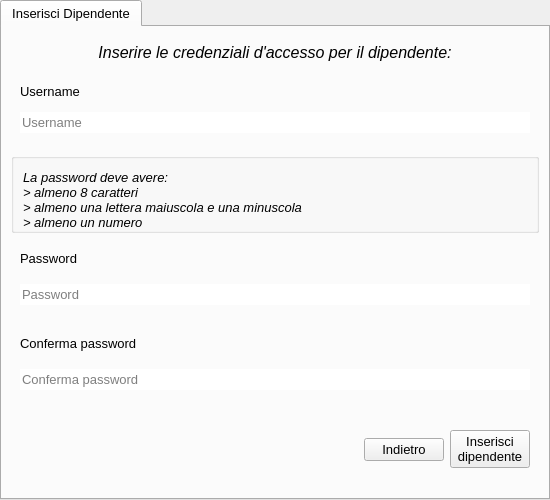
Before: the Qt Designer form ui/Titolare/inserisciDipendente2.ui in mdoraz/Hotel, drawn with Qt 5.
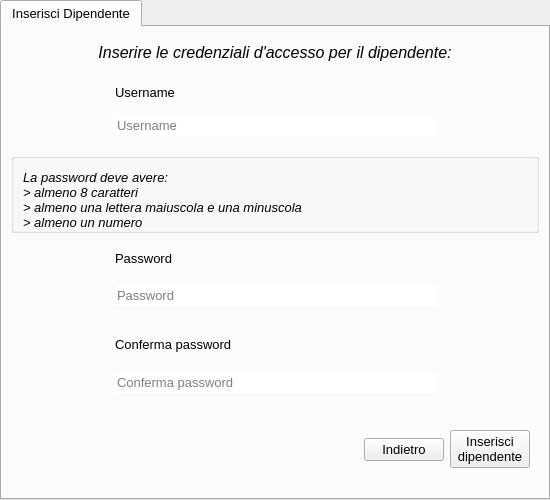
After: the same form once the commit is applied.

Commit message: InserisciDipendenteUI stabile

Patch:
```diff
--- a/ui/Titolare/inserisciDipendente2.ui
+++ b/ui/Titolare/inserisciDipendente2.ui
@@ -64,25 +64,18 @@
         <verstretch>0</verstretch>
        </sizepolicy>
       </property>
-      <layout class="QVBoxLayout" name="verticalLayout_2">
+      <layout class="QGridLayout" name="gridLayout_3">
        <property name="bottomMargin">
         <number>5</number>
        </property>
-       <item>
-        <widget class="QLabel" name="labelUsername">
-         <property name="sizePolicy">
-          <sizepolicy hsizetype="Preferred" vsizetype="Fixed">
-           <horstretch>0</horstretch>
-           <verstretch>0</verstretch>
-          </sizepolicy>
-         </property>
-         <property name="text">
-          <string>Username</string>
-         </property>
-        </widget>
-       </item>
-       <item>
+       <item row="1" column="1">
         <widget class="QLineEdit" name="lineEditUsername">
+         <property name="minimumSize">
+          <size>
+           <width>320</width>
+           <height>0</height>
+          </size>
+         </property>
          <property name="frame">
           <bool>false</bool>
          </property>
@@ -91,6 +84,45 @@
          </property>
         </widget>
        </item>
+       <item row="0" column="1">
+        <widget class="QLabel" name="labelUsername">
+         <property name="sizePolicy">
+          <sizepolicy hsizetype="Preferred" vsizetype="Fixed">
+           <horstretch>0</horstretch>
+           <verstretch>0</verstretch>
+          </sizepolicy>
+         </property>
+         <property name="text">
+          <string>Username</string>
+         </property>
+        </widget>
+       </item>
+       <item row="0" column="0">
+        <spacer name="horizontalSpacer_5">
+         <property name="orientation">
+          <enum>Qt::Horizontal</enum>
+         </property>
+         <property name="sizeHint" stdset="0">
+          <size>
+           <width>40</width>
+           <height>20</height>
+          </size>
+         </property>
+        </spacer>
+       </item>
+       <item row="0" column="2">
+        <spacer name="horizontalSpacer_6">
+         <property name="orientation">
+          <enum>Qt::Horizontal</enum>
+         </property>
+         <property name="sizeHint" stdset="0">
+          <size>
+           <width>40</width>
+           <height>20</height>
+          </size>
+         </property>
+        </spacer>
+       </item>
       </layout>
      </widget>
     </item>
@@ -143,14 +175,14 @@
         <verstretch>0</verstretch>
        </sizepolicy>
       </property>
-      <layout class="QVBoxLayout" name="verticalLayout_5">
+      <layout class="QGridLayout" name="gridLayout">
        <property name="topMargin">
         <number>0</number>
        </property>
        <property name="bottomMargin">
         <number>0</number>
        </property>
-       <item>
+       <item row="0" column="1">
         <widget class="QLabel" name="labelPassword">
          <property name="sizePolicy">
           <sizepolicy hsizetype="Preferred" vsizetype="Fixed">
@@ -163,8 +195,14 @@
          </property>
         </widget>
        </item>
-       <item>
+       <item row="1" column="1">
         <widget class="QLineEdit" name="lineEditPassword">
+         <property name="minimumSize">
+          <size>
+           <width>320</width>
+           <height>0</height>
+          </size>
+         </property>
          <property name="frame">
           <bool>false</bool>
          </property>
@@ -174,8 +212,40 @@
          <property name="placeholderText">
           <string>Password</string>
          </property>
+         <property name="clearButtonEnabled">
+          <bool>false</bool>
+         </property>
         </widget>
        </item>
+       <item row="0" column="0">
+        <spacer name="horizontalSpacer">
+         <property name="orientation">
+          <enum>Qt::Horizontal</enum>
+         </property>
+         <property name="sizeType">
+          <enum>QSizePolicy::Expanding</enum>
+         </property>
+         <property name="sizeHint" stdset="0">
+          <size>
+           <width>40</width>
+           <height>20</height>
+          </size>
+         </property>
+        </spacer>
+       </item>
+       <item row="0" column="2">
+        <spacer name="horizontalSpacer_2">
+         <property name="orientation">
+          <enum>Qt::Horizontal</enum>
+         </property>
+         <property name="sizeHint" stdset="0">
+          <size>
+           <width>40</width>
+           <height>20</height>
+          </size>
+         </property>
+        </spacer>
+       </item>
       </layout>
      </widget>
     </item>
@@ -187,14 +257,14 @@
         <verstretch>0</verstretch>
        </sizepolicy>
       </property>
-      <layout class="QVBoxLayout" name="verticalLayout_4">
+      <layout class="QGridLayout" name="gridLayout_2">
        <property name="topMargin">
         <number>0</number>
        </property>
        <property name="bottomMargin">
         <number>0</number>
        </property>
-       <item>
+       <item row="0" column="1">
         <widget class="QLabel" name="labelConfermaPassword">
          <property name="sizePolicy">
           <sizepolicy hsizetype="Preferred" vsizetype="Fixed">
@@ -207,8 +277,27 @@
          </property>
         </widget>
        </item>
-       <item>
+       <item row="0" column="0">
+        <spacer name="horizontalSpacer_3">
+         <property name="orientation">
+          <enum>Qt::Horizontal</enum>
+         </property>
+         <property name="sizeHint" stdset="0">
+          <size>
+           <width>40</width>
+           <height>20</height>
+          </size>
+         </property>
+        </spacer>
+       </item>
+       <item row="1" column="1">
         <widget class="QLineEdit" name="lineEditConfermaPassword">
+         <property name="minimumSize">
+          <size>
+           <width>320</width>
+           <height>0</height>
+          </size>
+         </property>
          <property name="frame">
           <bool>false</bool>
          </property>
@@ -220,6 +309,19 @@
          </property>
         </widget>
        </item>
+       <item row="0" column="2">
+        <spacer name="horizontalSpacer_4">
+         <property name="orientation">
+          <enum>Qt::Horizontal</enum>
+         </property>
+         <property name="sizeHint" stdset="0">
+          <size>
+           <width>40</width>
+           <height>20</height>
+          </size>
+         </property>
+        </spacer>
+       </item>
       </layout>
      </widget>
     </item>
```
Left out of the diff: 2 changed lines with no effect on the pictures. The commit also changes 5 other files.
